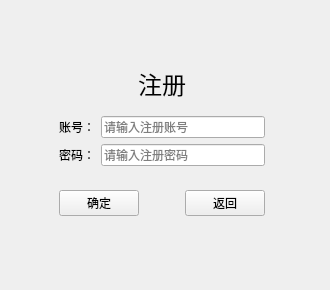
JP-Morgan/testQT, file student_man/page_login.ui: the form before one commit.
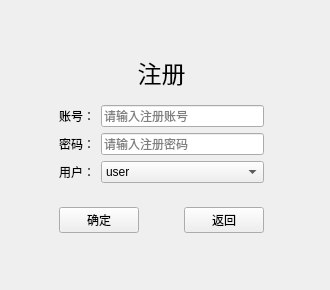
The form after the commit. The open tabs and pages were chosen to show the change. Icons and pictures are not drawn.

Commit message: 更新_界面更新_9_8

Patch:
```diff
--- a/student_man/page_login.ui
+++ b/student_man/page_login.ui
@@ -33,56 +33,75 @@
    <string>登录</string>
   </property>
   <layout class="QGridLayout" name="gridLayout_4">
-   <item row="1" column="0">
+   <item row="0" column="0">
     <widget class="QStackedWidget" name="stackedWidget">
      <property name="currentIndex">
       <number>1</number>
      </property>
      <widget class="QWidget" name="sign_up">
       <layout class="QGridLayout" name="gridLayout_7">
-       <item row="1" column="0" rowspan="2">
-        <spacer name="horizontalSpacer_8">
-         <property name="orientation">
-          <enum>Qt::Horizontal</enum>
-         </property>
-         <property name="sizeHint" stdset="0">
-          <size>
-           <width>30</width>
-           <height>20</height>
-          </size>
-         </property>
-        </spacer>
+       <item row="5" column="1" rowspan="2" colspan="2">
+        <widget class="QWidget" name="widget_3" native="true">
+         <layout class="QGridLayout" name="gridLayout_5">
+          <item row="1" column="0">
+           <widget class="QLabel" name="password_number_2">
+            <property name="text">
+             <string>密码：</string>
+            </property>
+           </widget>
+          </item>
+          <item row="0" column="0">
+           <widget class="QLabel" name="user_label_2">
+            <property name="text">
+             <string>账号：</string>
+            </property>
+           </widget>
+          </item>
+          <item row="1" column="1">
+           <widget class="QLineEdit" name="password_2">
+            <property name="placeholderText">
+             <string>请输入注册密码</string>
+            </property>
+           </widget>
+          </item>
+          <item row="0" column="1">
+           <widget class="QLineEdit" name="user_2">
+            <property name="placeholderText">
+             <string>请输入注册账号</string>
+            </property>
+           </widget>
+          </item>
+          <item row="2" column="1">
+           <widget class="QComboBox" name="comboBox">
+            <item>
+             <property name="text">
+              <string>user</string>
+             </property>
+            </item>
+            <item>
+             <property name="text">
+              <string>admin</string>
+             </property>
+            </item>
+           </widget>
+          </item>
+          <item row="2" column="0">
+           <widget class="QLabel" name="label">
+            <property name="text">
+             <string>用户：</string>
+            </property>
+           </widget>
+          </item>
+         </layout>
+        </widget>
        </item>
-       <item row="5" column="1">
+       <item row="7" column="1" colspan="2">
         <widget class="QWidget" name="widget_4" native="true">
          <layout class="QGridLayout" name="gridLayout_6">
           <item row="0" column="2">
            <widget class="QPushButton" name="register_2">
             <property name="styleSheet">
-             <string notr="true">/* btnDisabled */
-QToolButton#btnDisabled,
-QPushButton#btnDisabled {
-    color: #C0C4CC;
-    cursor: not-allowed;
-    background-image: none;
-    background-color: #FFF;
-    border-color: #EBEEF5
-}
-QToolButton#btnDisabled:focus,
-QPushButton#btnDisabled:hover {
-    color: #C0C4CC;
-    cursor: not-allowed;
-    background-image: none;
-    background-color: #FFF;
-    border-color: #EBEEF5
-}
-QToolButton#btnDisabled:pressed,
-QPushButton#btnDisabled:pressed {
-    color: #C0C4CC;
-    background-image: none;
-    background-color: #FFF;
-    border-color: #EBEEF5
-}</string>
+             <string notr="true"/>
             </property>
             <property name="text">
              <string>确定</string>
@@ -112,113 +131,7 @@
          </layout>
         </widget>
        </item>
-       <item row="5" column="0">
-        <spacer name="horizontalSpacer_14">
-         <property name="orientation">
-          <enum>Qt::Horizontal</enum>
-         </property>
-         <property name="sizeHint" stdset="0">
-          <size>
-           <width>30</width>
-           <height>20</height>
-          </size>
-         </property>
-        </spacer>
-       </item>
-       <item row="5" column="2">
-        <spacer name="horizontalSpacer_12">
-         <property name="orientation">
-          <enum>Qt::Horizontal</enum>
-         </property>
-         <property name="sizeHint" stdset="0">
-          <size>
-           <width>36</width>
-           <height>20</height>
-          </size>
-         </property>
-        </spacer>
-       </item>
-       <item row="1" column="2" rowspan="2">
-        <spacer name="horizontalSpacer_9">
-         <property name="orientation">
-          <enum>Qt::Horizontal</enum>
-         </property>
-         <property name="sizeHint" stdset="0">
-          <size>
-           <width>36</width>
-           <height>20</height>
-          </size>
-         </property>
-        </spacer>
-       </item>
-       <item row="2" column="1" rowspan="3">
-        <widget class="QWidget" name="widget_3" native="true">
-         <layout class="QGridLayout" name="gridLayout_5">
-          <item row="0" column="0">
-           <widget class="QLabel" name="user_label_2">
-            <property name="text">
-             <string>账号：</string>
-            </property>
-           </widget>
-          </item>
-          <item row="0" column="1">
-           <widget class="QLineEdit" name="user_2">
-            <property name="placeholderText">
-             <string>请输入注册账号</string>
-            </property>
-           </widget>
-          </item>
-          <item row="1" column="0">
-           <widget class="QLabel" name="password_number_2">
-            <property name="text">
-             <string>密码：</string>
-            </property>
-           </widget>
-          </item>
-          <item row="1" column="1">
-           <widget class="QLineEdit" name="password_2">
-            <property name="placeholderText">
-             <string>请输入注册密码</string>
-            </property>
-           </widget>
-          </item>
-         </layout>
-        </widget>
-       </item>
-       <item row="1" column="1">
-        <widget class="QLabel" name="label_4">
-         <property name="text">
-          <string>&lt;html&gt;&lt;head/&gt;&lt;body&gt;&lt;p align=&quot;center&quot;&gt;&lt;span style=&quot; font-size:18pt;&quot;&gt;注册&lt;/span&gt;&lt;/p&gt;&lt;/body&gt;&lt;/html&gt;</string>
-         </property>
-        </widget>
-       </item>
-       <item row="0" column="1">
-        <spacer name="verticalSpacer_3">
-         <property name="orientation">
-          <enum>Qt::Vertical</enum>
-         </property>
-         <property name="sizeHint" stdset="0">
-          <size>
-           <width>20</width>
-           <height>43</height>
-          </size>
-         </property>
-        </spacer>
-       </item>
-       <item row="6" column="1">
-        <spacer name="verticalSpacer_4">
-         <property name="orientation">
-          <enum>Qt::Vertical</enum>
-         </property>
-         <property name="sizeHint" stdset="0">
-          <size>
-           <width>20</width>
-           <height>42</height>
-          </size>
-         </property>
-        </spacer>
-       </item>
-       <item row="3" column="2">
+       <item row="6" column="3">
         <spacer name="horizontalSpacer_13">
          <property name="orientation">
           <enum>Qt::Horizontal</enum>
@@ -231,7 +144,20 @@
          </property>
         </spacer>
        </item>
-       <item row="3" column="0">
+       <item row="7" column="0">
+        <spacer name="horizontalSpacer_14">
+         <property name="orientation">
+          <enum>Qt::Horizontal</enum>
+         </property>
+         <property name="sizeHint" stdset="0">
+          <size>
+           <width>30</width>
+           <height>20</height>
+          </size>
+         </property>
+        </spacer>
+       </item>
+       <item row="6" column="0">
         <spacer name="horizontalSpacer_10">
          <property name="orientation">
           <enum>Qt::Horizontal</enum>
@@ -244,6 +170,78 @@
          </property>
         </spacer>
        </item>
+       <item row="8" column="1" colspan="2">
+        <spacer name="verticalSpacer_4">
+         <property name="orientation">
+          <enum>Qt::Vertical</enum>
+         </property>
+         <property name="sizeHint" stdset="0">
+          <size>
+           <width>20</width>
+           <height>42</height>
+          </size>
+         </property>
+        </spacer>
+       </item>
+       <item row="2" column="3" rowspan="4">
+        <spacer name="horizontalSpacer_9">
+         <property name="orientation">
+          <enum>Qt::Horizontal</enum>
+         </property>
+         <property name="sizeHint" stdset="0">
+          <size>
+           <width>36</width>
+           <height>20</height>
+          </size>
+         </property>
+        </spacer>
+       </item>
+       <item row="7" column="3">
+        <spacer name="horizontalSpacer_12">
+         <property name="orientation">
+          <enum>Qt::Horizontal</enum>
+         </property>
+         <property name="sizeHint" stdset="0">
+          <size>
+           <width>36</width>
+           <height>20</height>
+          </size>
+         </property>
+        </spacer>
+       </item>
+       <item row="2" column="0" rowspan="4">
+        <spacer name="horizontalSpacer_8">
+         <property name="orientation">
+          <enum>Qt::Horizontal</enum>
+         </property>
+         <property name="sizeHint" stdset="0">
+          <size>
+           <width>30</width>
+           <height>20</height>
+          </size>
+         </property>
+        </spacer>
+       </item>
+       <item row="3" column="1" colspan="2">
+        <spacer name="verticalSpacer_3">
+         <property name="orientation">
+          <enum>Qt::Vertical</enum>
+         </property>
+         <property name="sizeHint" stdset="0">
+          <size>
+           <width>20</width>
+           <height>43</height>
+          </size>
+         </property>
+        </spacer>
+       </item>
+       <item row="4" column="1" colspan="2">
+        <widget class="QLabel" name="label_4">
+         <property name="text">
+          <string>&lt;html&gt;&lt;head/&gt;&lt;body&gt;&lt;p align=&quot;center&quot;&gt;&lt;span style=&quot; font-size:18pt;&quot;&gt;注册&lt;/span&gt;&lt;/p&gt;&lt;/body&gt;&lt;/html&gt;</string>
+         </property>
+        </widget>
+       </item>
       </layout>
      </widget>
      <widget class="QWidget" name="login">
```
Left out of the diff: 46 changed lines with no effect on the pictures. The commit also changes 6 other files.
